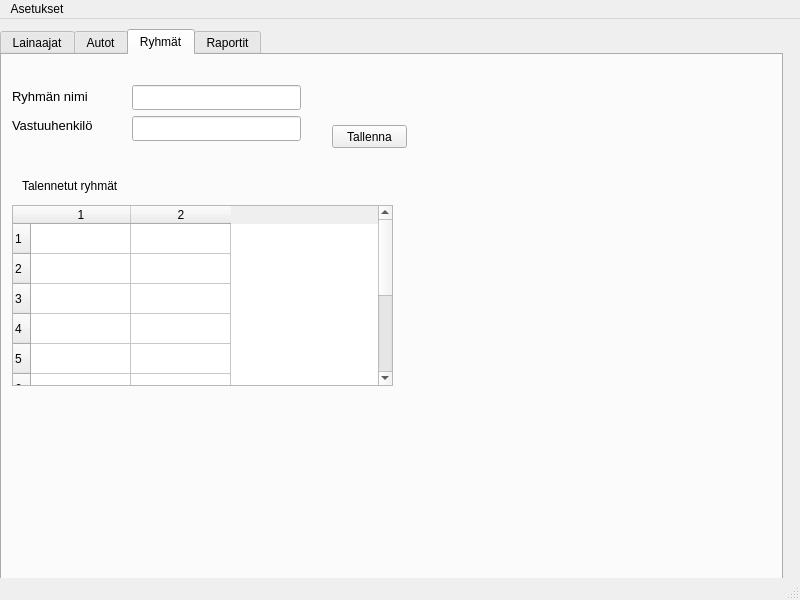
The window that administrative.ui (Sadiqa-Khawari/Autolainaus) describes before a commit, drawn with Qt 5.
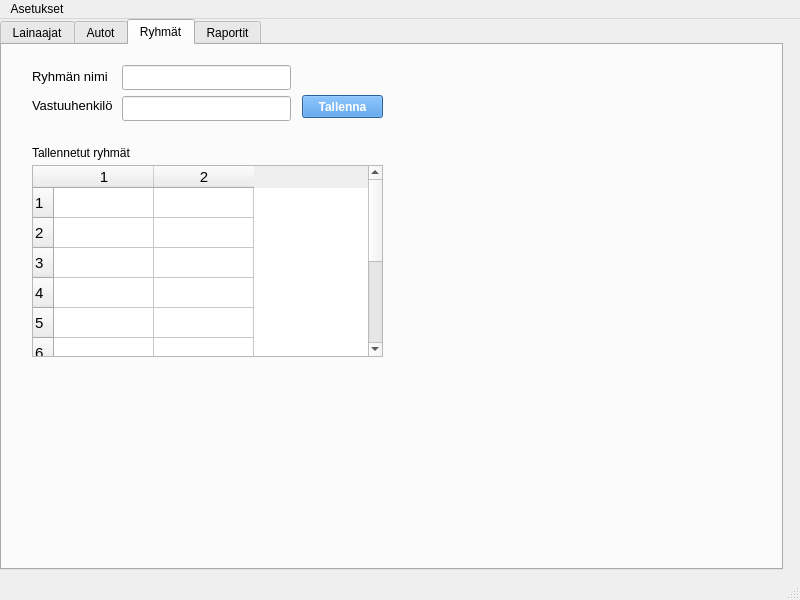
The same window after the commit.

```diff
--- a/administrative.ui
+++ b/administrative.ui
@@ -18,7 +18,7 @@
     <property name="geometry">
      <rect>
       <x>0</x>
-      <y>10</y>
+      <y>0</y>
       <width>783</width>
       <height>551</height>
      </rect>
@@ -482,12 +482,22 @@
      <widget class="QPushButton" name="pushButton">
       <property name="geometry">
        <rect>
-        <x>330</x>
-        <y>70</y>
-        <width>75</width>
+        <x>300</x>
+        <y>50</y>
+        <width>81</width>
         <height>23</height>
        </rect>
       </property>
+      <property name="font">
+       <font>
+        <weight>75</weight>
+        <bold>true</bold>
+       </font>
+      </property>
+      <property name="styleSheet">
+       <string notr="true">background-color: rgb(57, 136, 220);
+color: rgb(255, 255, 255);</string>
+      </property>
       <property name="text">
        <string>Tallenna</string>
       </property>
@@ -495,12 +505,17 @@
      <widget class="QTableWidget" name="tableWidget_2">
       <property name="geometry">
        <rect>
-        <x>10</x>
-        <y>150</y>
-        <width>381</width>
-        <height>181</height>
+        <x>30</x>
+        <y>120</y>
+        <width>351</width>
+        <height>192</height>
        </rect>
       </property>
+      <property name="font">
+       <font>
+        <pointsize>11</pointsize>
+       </font>
+      </property>
       <property name="rowCount">
        <number>10</number>
       </property>
@@ -523,21 +538,21 @@
      <widget class="QLabel" name="label_3">
       <property name="geometry">
        <rect>
-        <x>20</x>
-        <y>120</y>
-        <width>111</width>
-        <height>21</height>
+        <x>30</x>
+        <y>100</y>
+        <width>101</width>
+        <height>16</height>
        </rect>
       </property>
       <property name="text">
-       <string>Talennetut ryhmät</string>
+       <string>Tallennetut ryhmät</string>
       </property>
      </widget>
      <widget class="QWidget" name="">
       <property name="geometry">
        <rect>
-        <x>130</x>
-        <y>30</y>
+        <x>120</x>
+        <y>20</y>
         <width>169</width>
         <height>56</height>
        </rect>
@@ -566,9 +581,9 @@
      <widget class="QWidget" name="">
       <property name="geometry">
        <rect>
-        <x>10</x>
-        <y>30</y>
-        <width>101</width>
+        <x>30</x>
+        <y>20</y>
+        <width>84</width>
         <height>51</height>
        </rect>
       </property>
```
Left out of the diff: 10 changed lines with no effect on the pictures.
